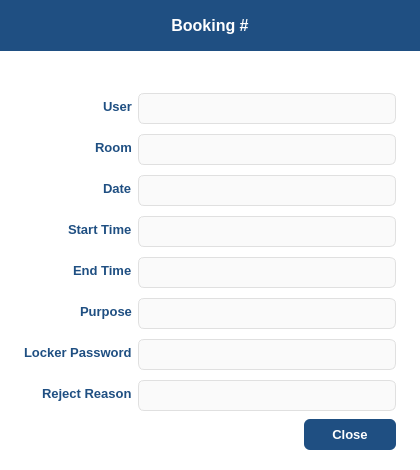
Before: the Qt Designer form ui/BookingDetails.ui in maihuybao/SmartLockUEL, drawn with Qt 5.
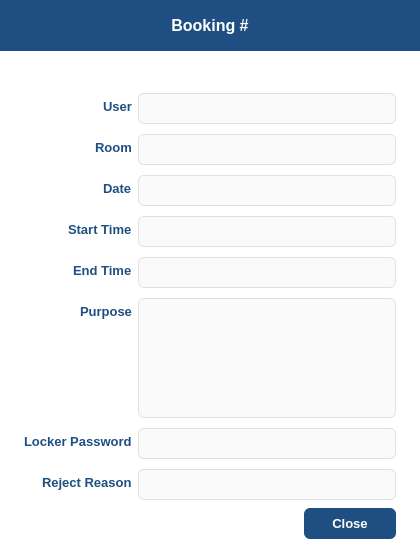
After: the same form once the commit is applied.

Commit message: Migrate bookings to date/time; update docs & UI

```diff
--- a/ui/BookingDetails.ui
+++ b/ui/BookingDetails.ui
@@ -44,6 +44,9 @@
       <string notr="true">background: white;</string>
      </property>
      <layout class="QFormLayout" name="formLayout">
+      <property name="fieldGrowthPolicy">
+       <enum>QFormLayout::AllNonFixedFieldsGrow</enum>
+      </property>
       <property name="leftMargin"><number>24</number></property>
       <property name="topMargin"><number>20</number></property>
       <property name="rightMargin"><number>24</number></property>
@@ -119,9 +122,21 @@
        </widget>
       </item>
       <item row="5" column="1">
-       <widget class="QLineEdit" name="editPurpose">
+       <widget class="QPlainTextEdit" name="editPurpose">
         <property name="readOnly"><bool>true</bool></property>
-        <property name="styleSheet"><string notr="true">QLineEdit { border: 1px solid #E0E0E0; border-radius: 6px; padding: 6px 10px; font-size: 13px; color: #333; background: #FAFAFA; }</string></property>
+        <property name="minimumSize">
+         <size>
+          <width>0</width>
+          <height>80</height>
+         </size>
+        </property>
+        <property name="maximumSize">
+         <size>
+          <width>16777215</width>
+          <height>120</height>
+         </size>
+        </property>
+        <property name="styleSheet"><string notr="true">QPlainTextEdit { border: 1px solid #E0E0E0; border-radius: 6px; padding: 6px 10px; font-size: 13px; color: #333; background: #FAFAFA; }</string></property>
        </widget>
       </item>
       <item row="6" column="0">
```
The commit also changes 21 other files.
